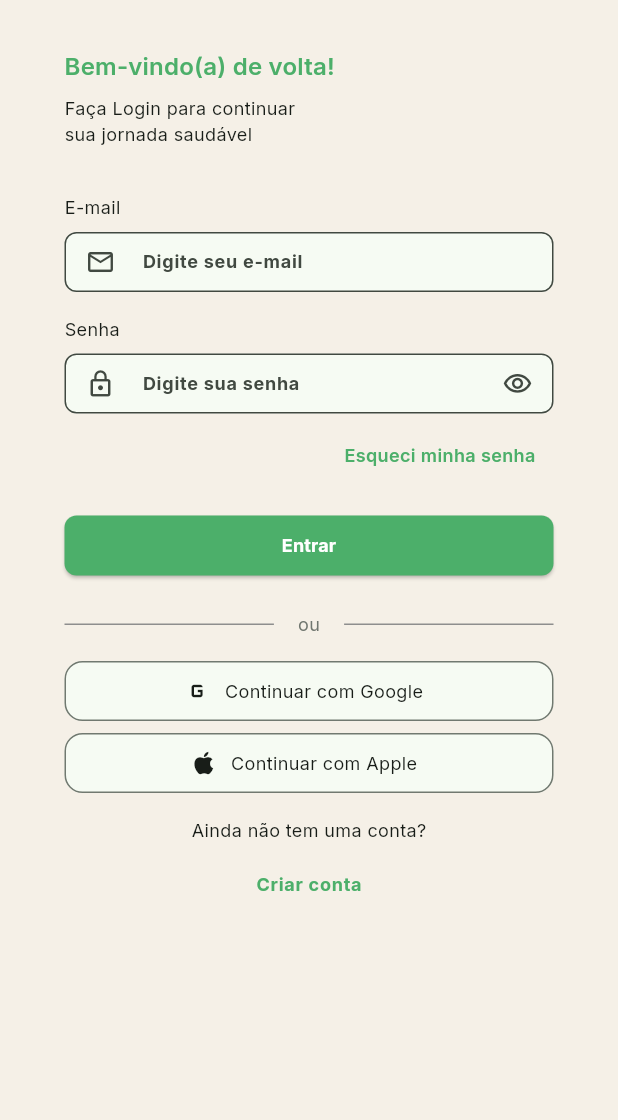
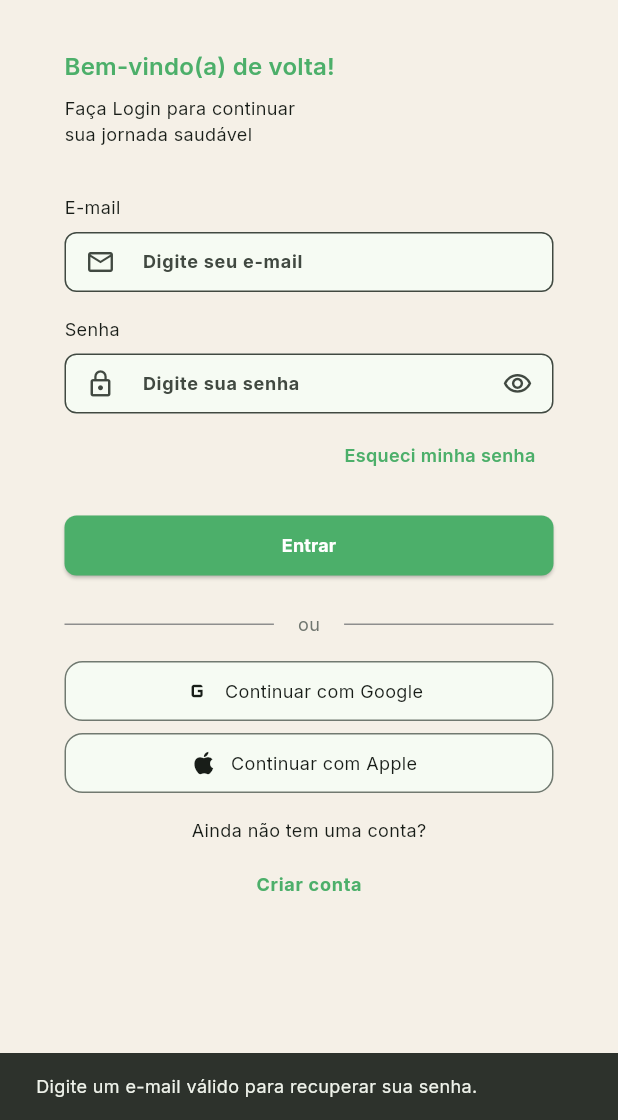
Before and after one commit to GabrielTarone/app-dieta, a Flutter app: the LoginPage screen opened directly, after a tap on "Esqueci minha senha", on a phone screen of 412 x 824 dp, the part 116-1236 px from its top. Run offline on Flutter 3.47's test engine with Material 3 defaults, Android fonts, the phone set to English and light mode, and no system bars; our stand-ins replace flutter_dotenv, google_fonts, image_picker, share_plus, supabase_flutter; accounts and stored records are empty.

Commit message:
feat: implementa recuperação de senha com Supabase Auth

```diff
--- a/lib/screens/login/login_page.dart
+++ b/lib/screens/login/login_page.dart
@@ -302,9 +302,78 @@ class _LoginPageState extends State<LoginPage> {
     return Align(
       alignment: Alignment.centerRight,
       child: TextButton(
-        onPressed: () {
-          // Funcionalidade será adicionada depois
-        },
+        onPressed: _carregando
+            ? null
+            : () async {
+                final email = _emailController.text.trim();
+
+                if (email.isEmpty ||
+                    !email.contains('@') ||
+                    !email.contains('.')) {
+                  ScaffoldMessenger.of(context).showSnackBar(
+                    const SnackBar(
+                      content: Text(
+                        'Digite um e-mail válido para recuperar sua senha.',
+                      ),
+                    ),
+                  );
+                  return;
+                }
+
+                setState(() {
+                  _carregando = true;
+                });
+
+                try {
+                  await _authService.recuperarSenha(
+                    email: email,
+                  );
+
+                  if (!context.mounted) return;
+
+                  ScaffoldMessenger.of(context).showSnackBar(
+                    const SnackBar(
+                      content: Text(
+                        'Se o e-mail estiver cadastrado, você receberá '
+                        'instruções para recuperar sua senha.',
+                      ),
+                    ),
+                  );
+                } on AuthException catch (e) {
+                  if (!mounted) return;
+
+                  debugPrint(
+                    'ERRO AO SOLICITAR RECUPERAÇÃO: ${e.message}',
+                  );
+
+                  ScaffoldMessenger.of(context).showSnackBar(
+                    const SnackBar(
+                      content: Text(
+                        'Não foi possível solicitar a recuperação. '
+                        'Tente novamente mais tarde.',
+                      ),
+                    ),
+                  );
+                } catch (e) {
+                  debugPrint('ERRO AO RECUPERAR SENHA: $e');
+
+                  if (!mounted) return;
+
+                  ScaffoldMessenger.of(context).showSnackBar(
+                    const SnackBar(
+                      content: Text(
+                        'Não foi possível enviar a solicitação.',
+                      ),
+                    ),
+                  );
+                } finally {
+                  if (mounted) {
+                    setState(() {
+                      _carregando = false;
+                    });
+                  }
+                }
+              },
         child: Text(
           'Esqueci minha senha',
           style: Theme.of(context).textTheme.bodyMedium?.copyWith(
```
Also changed, not shown: lib/main.dart (+36 -0 lines), lib/screens/redefinir_senha/redefinir_senha_page.dart (added, +299 -0 lines), lib/services/supabase/supabase_auth_service.dart (+19 -0 lines), 2 other files.
